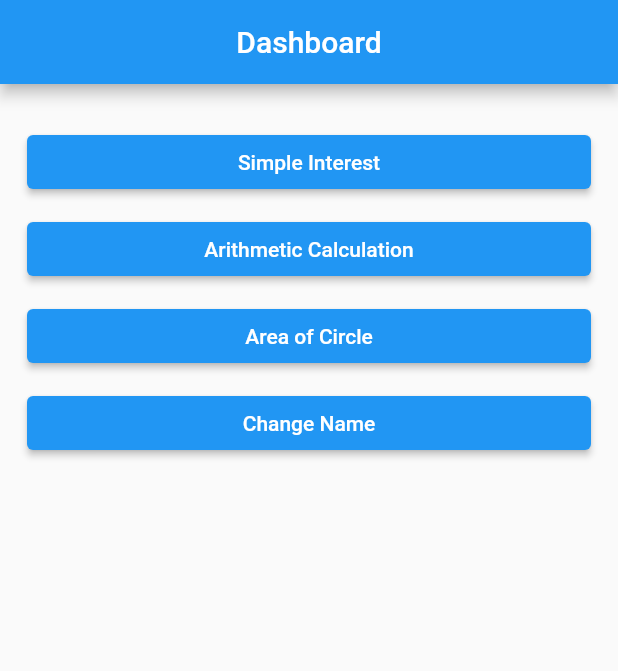
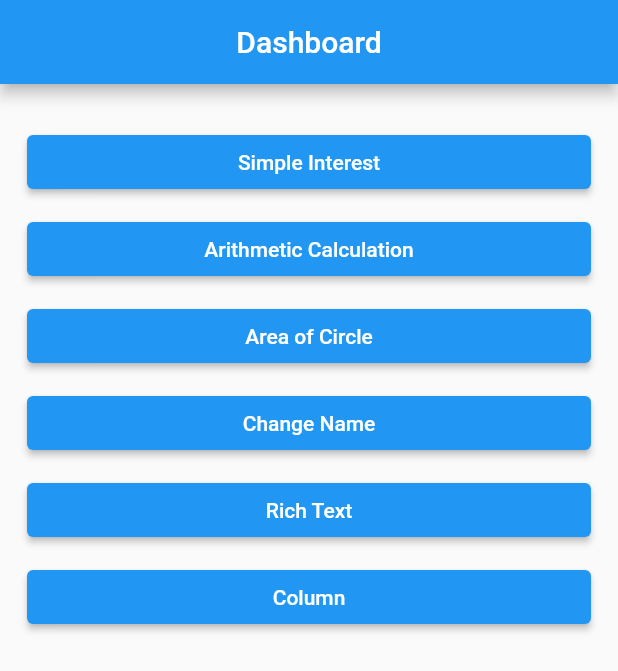
Before and after one commit to sanjiv576/flutter_apps, a Flutter app: the screen it shows after launch, on a phone screen of 412 x 824 dp. Shown: the top 671 px of the screen. Run offline on Flutter 3.47's test engine with Material 2 defaults, Android fonts, the phone set to English and light mode, and no system bars.

Commit message:
column and rich text widgets

```diff
--- a/flutter_app/lib/app.dart
+++ b/flutter_app/lib/app.dart
@@ -2,8 +2,10 @@ import 'package:flutter/material.dart';
 
 import 'view/arithmetic_view.dart';
 import 'view/circle_view.dart';
+import 'view/column_view.dart';
 import 'view/dashboard_view.dart';
 import 'view/change_name_view.dart';
+import 'view/rich_text_view.dart';
 import 'view/simple_interest_view.dart';
 
 class App extends StatelessWidget {
@@ -19,7 +21,9 @@ class App extends StatelessWidget {
         '/arithmeticRoute': (context) => const ArithmeticView(),
         '/simpleInterestRoute': (context) => const SimpleInterestView(),
         '/circleRoute': (context) => const CircleView(),
-        '/changeNameRoute': (context) => const ChangeNameView()
+        '/changeNameRoute': (context) => const ChangeNameView(),
+        '/richTextRoute': (context) => const RichTextView(),
+        '/columnRoute': (context)=> const ColumnView()
       },
     );
   }
--- a/flutter_app/lib/view/dashboard_view.dart
+++ b/flutter_app/lib/view/dashboard_view.dart
@@ -58,7 +58,28 @@ class DashboardView extends StatelessWidget {
                     Navigator.pushNamed(context, '/changeNameRoute');
                   },
                   child: const Text('Change Name')),
-            )
+            ),
+            const SizedBox(
+              height: 10.0,
+            ),
+            SizedBox(
+              width: double.infinity,
+              child: ElevatedButton(
+                  onPressed: () {
+                    Navigator.pushNamed(context, '/richTextRoute');
+                  },
+                  child: const Text('Rich Text')),
+            ),const SizedBox(
+              height: 10.0,
+            ),
+            SizedBox(
+              width: double.infinity,
+              child: ElevatedButton(
+                  onPressed: () {
+                    Navigator.pushNamed(context, '/columnRoute');
+                  },
+                  child: const Text('Column')),
+            ),
           ],
         ),
       )),
```
Also changed, not shown: flutter_app/lib/view/arithmetic_view.dart (+4 -4 lines), flutter_app/lib/view/column_view.dart (added, +91 -0 lines), flutter_app/lib/view/rich_text_view.dart (added, +60 -0 lines).
